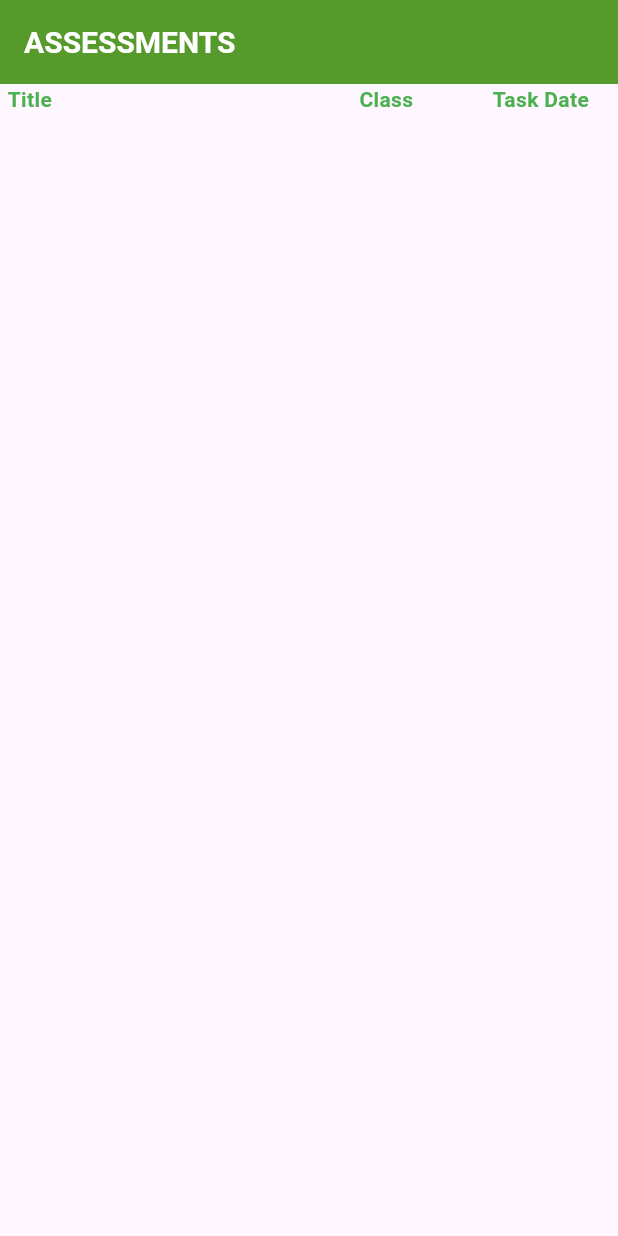
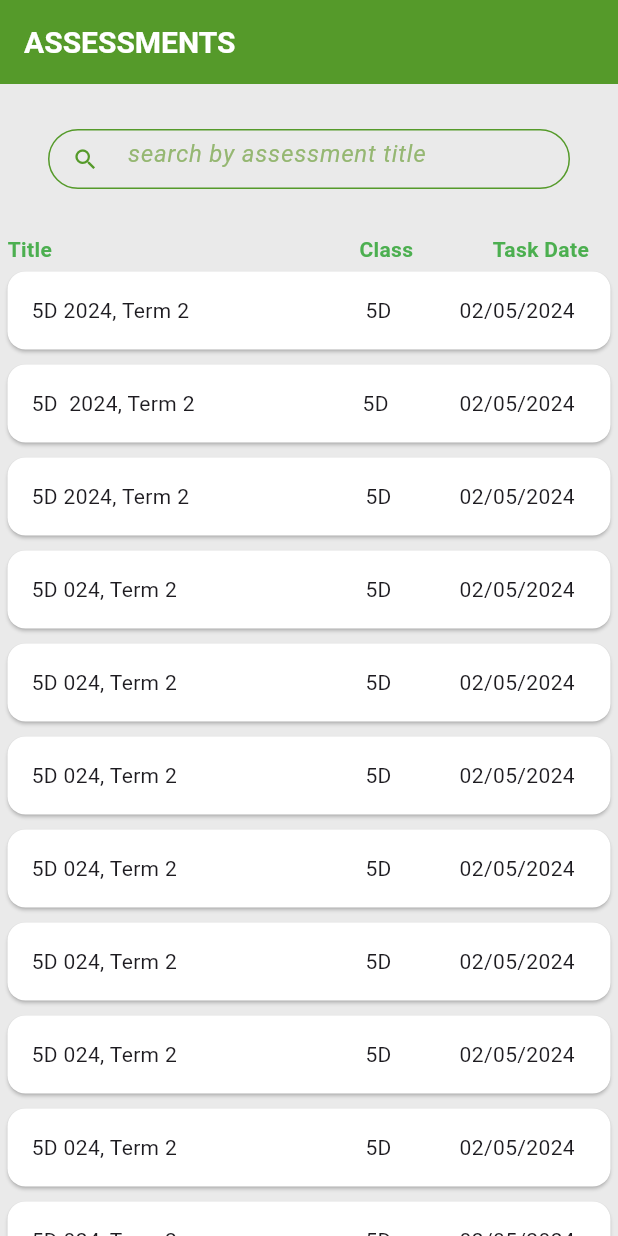
Before and after one commit to tungleswin/TAP-MG1-Scriibi, a Flutter app: the ClassListScreen screen opened directly, on a phone screen of 412 x 824 dp. Run offline on Flutter 3.47's test engine with Material 3 defaults, Android fonts, the phone set to English and light mode, and no system bars.

Commit message:
add search box and class card, complete initial version of asseessment screen UI

```diff
--- a/scriibi_app/lib/constants/colors_app.dart
+++ b/scriibi_app/lib/constants/colors_app.dart
@@ -3,4 +3,5 @@ import 'package:flutter/material.dart';
 class Colours {
   static const appGreen = Color(0xFF559A2A);
   static const appGrey = Color(0xFFEAEAEA);
+  static const appLighterGreen = Color(0xFF95B772);
 }
--- a/scriibi_app/lib/constants/test_class.dart
+++ b/scriibi_app/lib/constants/test_class.dart
@@ -22,6 +22,71 @@ final sampleClasses = [
     className: "5D",
     date: DateTime(2024, 5, 2),
   ),
+  Class(
+    term: "024, Term 2",
+    className: "5D",
+    date: DateTime(2024, 5, 2),
+  ),
+  Class(
+    term: "024, Term 2",
+    className: "5D",
+    date: DateTime(2024, 5, 2),
+  ),
+  Class(
+    term: "024, Term 2",
+    className: "5D",
+    date: DateTime(2024, 5, 2),
+  ),
+  Class(
+    term: "024, Term 2",
+    className: "5D",
+    date: DateTime(2024, 5, 2),
+  ),
+  Class(
+    term: "024, Term 2",
+    className: "5D",
+    date: DateTime(2024, 5, 2),
+  ),
+  Class(
+    term: "024, Term 2",
+    className: "5D",
+    date: DateTime(2024, 5, 2),
+  ),
+  Class(
+    term: "024, Term 2",
+    className: "5D",
+    date: DateTime(2024, 5, 2),
+  ),
+  Class(
+    term: "024, Term 2",
+    className: "5D",
+    date: DateTime(2024, 5, 2),
+  ),
+  Class(
+    term: "024, Term 2",
+    className: "5D",
+    date: DateTime(2024, 5, 2),
+  ),
+  Class(
+    term: "025, Term 5",
+    className: "5E",
+    date: DateTime(2024, 5, 2),
+  ),
+  Class(
+    term: "025, Term 5",
+    className: "5E",
+    date: DateTime(2024, 5, 2),
+  ),
+  Class(
+    term: "025, Term 5",
+    className: "5E",
+    date: DateTime(2024, 5, 2),
+  ),
+  Class(
+    term: "025, Term 5",
+    className: "5E",
+    date: DateTime(2024, 5, 2),
+  ),
 
   // Add more classes here
 ];
--- a/scriibi_app/lib/src/features/classes_list/class_list_screen.dart
+++ b/scriibi_app/lib/src/features/classes_list/class_list_screen.dart
@@ -1,6 +1,10 @@
 import 'package:flutter/material.dart';
+import 'package:scriibi_app/constants/colors_app.dart';
 import 'package:scriibi_app/src/features/classes_list/widgets/class_app_bar.dart';
 import 'package:scriibi_app/src/features/classes_list/widgets/class_labels_widget.dart';
+import 'package:scriibi_app/constants/test_class.dart';
+import 'package:scriibi_app/src/features/classes_list/widgets/class_widget.dart';
+import 'package:scriibi_app/src/features/classes_list/widgets/search_box.dart';
 
 class ClassListScreen extends StatefulWidget {
   const ClassListScreen({super.key});
@@ -12,13 +16,39 @@ class ClassListScreen extends StatefulWidget {
 class _ClassListScreenState extends State<ClassListScreen> {
   @override
   Widget build(BuildContext context) {
+    // get the current screen size
+    Size screenSize = MediaQuery.of(context).size;
+
     return Scaffold(
-      appBar: ClassAppBar(),
-      body: Column(
-        children: [
-          ClassLabels(),
-        ],
-      ),
-    );
+        // TODO: Add app bar here
+        appBar: ClassAppBar(),
+        body: Center(
+          child: Container(
+            height: screenSize.height,
+            width: screenSize.width,
+            color: Colours.appGrey,
+            child: SingleChildScrollView(
+              child: Column(
+                children: [
+                  // TODO: ADD search box here
+                  SearchBox(),
+                  // TODO: Add class label here
+                  ClassLabels(),
+                  // TODO: Add all class cards here
+                  ListView.builder(
+                    shrinkWrap: true,
+                    physics: NeverScrollableScrollPhysics(),
+                    itemCount: sampleClasses.length,
+                    itemBuilder: (context, index) {
+                      final classData = sampleClasses[index];
+                      return ClassCard(
+                          classData: classData); // Using the ClassCard widget
+                    },
+                  ),
+                ],
+              ),
+            ),
+          ),
+        ));
   }
 }
--- a/scriibi_app/lib/src/features/classes_list/widgets/class_labels_widget.dart
+++ b/scriibi_app/lib/src/features/classes_list/widgets/class_labels_widget.dart
@@ -14,7 +14,7 @@ class ClassLabels extends StatelessWidget {
           flex: 2,
           child: Container(
             margin: EdgeInsets.only(left: 5),
-            child: Text(
+            child: const Text(
               'Title',
               style: TextStyle(
                 color: Colors.green,
@@ -26,7 +26,7 @@ class ClassLabels extends StatelessWidget {
         Expanded(
           child: Container(
             alignment: Alignment.center,
-            child: Text(
+            child: const Text(
               'Class',
               style: TextStyle(
                 color: Colors.green,
@@ -38,7 +38,7 @@ class ClassLabels extends StatelessWidget {
         Expanded(
           child: Container(
             alignment: Alignment.center,
-            child: Text(
+            child: const Text(
               'Task Date',
               style: TextStyle(
                 color: Colors.green,
@@ -47,7 +47,7 @@ class ClassLabels extends StatelessWidget {
             ),
           ),
         ),
-        SizedBox(height: 16.0) // Add some spacing below the labels
+        const SizedBox(height: 18.0) // Add some spacing below the labels
       ],
     );
   }
--- a/scriibi_app/lib/src/features/classes_list/widgets/class_widget.dart
+++ b/scriibi_app/lib/src/features/classes_list/widgets/class_widget.dart
@@ -0,0 +1,47 @@
+import 'package:flutter/material.dart';
+import 'package:scriibi_app/src/models/class.dart';
+import 'package:scriibi_app/src/utils/date_formatter.dart';
+
+class ClassCard extends StatelessWidget {
+  // constructors
+  const ClassCard({super.key, required this.classData});
+
+  // variables
+  final Class classData;
+
+  // methods
+  @override
+  Widget build(BuildContext context) {
+    return Card(
+      color: Colors.white,
+      margin: const EdgeInsets.all(5.0),
+      child: Padding(
+        padding: const EdgeInsets.all(16.0),
+        child: Row(
+          children: [
+            Expanded(
+              flex: 2,
+              child: Container(
+                child: Text(classData.title),
+              ),
+            ),
+            Expanded(
+              flex: 1,
+              child: Container(
+                  alignment: Alignment.center,
+                  child: Text(classData.className)),
+            ),
+            Expanded(
+              flex: 1,
+              child: Container(
+                  alignment: Alignment.center,
+                  child: Text(
+                    customDateFormatter.format(classData.date),
+                  )),
+            ),
+          ],
+        ),
+      ),
+    );
+  }
+}
--- /dev/null
+++ b/scriibi_app/lib/src/features/classes_list/widgets/search_box.dart
@@ -0,0 +1,46 @@
+import 'package:flutter/material.dart';
+import 'package:scriibi_app/constants/colors_app.dart';
+
+class SearchBox extends StatefulWidget {
+  const SearchBox({super.key});
+
+  @override
+  State<SearchBox> createState() => _SearchBoxState();
+}
+
+class _SearchBoxState extends State<SearchBox> {
+  // Variables
+  String _searchText = '';
+
+  @override
+  Widget build(BuildContext context) {
+    return Padding(
+      padding: const EdgeInsets.symmetric(horizontal: 32),
+      child: Container(
+        margin: EdgeInsets.only(bottom: 30, top: 30),
+        height: 40,
+        decoration: BoxDecoration(
+          borderRadius: BorderRadius.circular(20),
+          border: Border.all(color: Colours.appGreen),
+        ),
+        child: TextField(
+          decoration: const InputDecoration(
+            isDense: true,
+            hintText: "search by assessment title",
+            hintStyle: TextStyle(
+              color: Colours.appLighterGreen,
+              fontStyle: FontStyle.italic,
+            ),
+            border: InputBorder.none,
+            prefixIcon: Icon(Icons.search, color: Colours.appGreen),
+          ),
+          onChanged: (text) {
+            setState(() {
+              _searchText = text.toLowerCase();
+            });
+          },
+        ),
+      ),
+    );
+  }
+}
--- a/scriibi_app/lib/src/models/class.dart
+++ b/scriibi_app/lib/src/models/class.dart
@@ -9,6 +9,7 @@ class Class {
   });
 
   // getter
+  String get title => '$className $term';
 
   // variables
   final String term;
```
